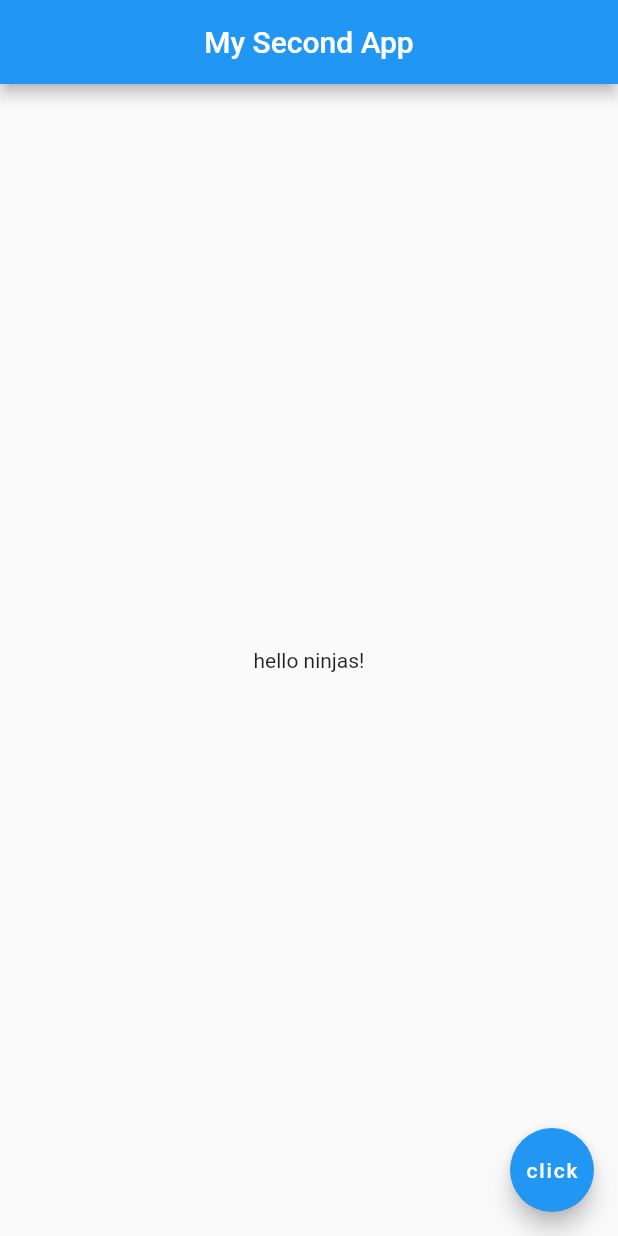
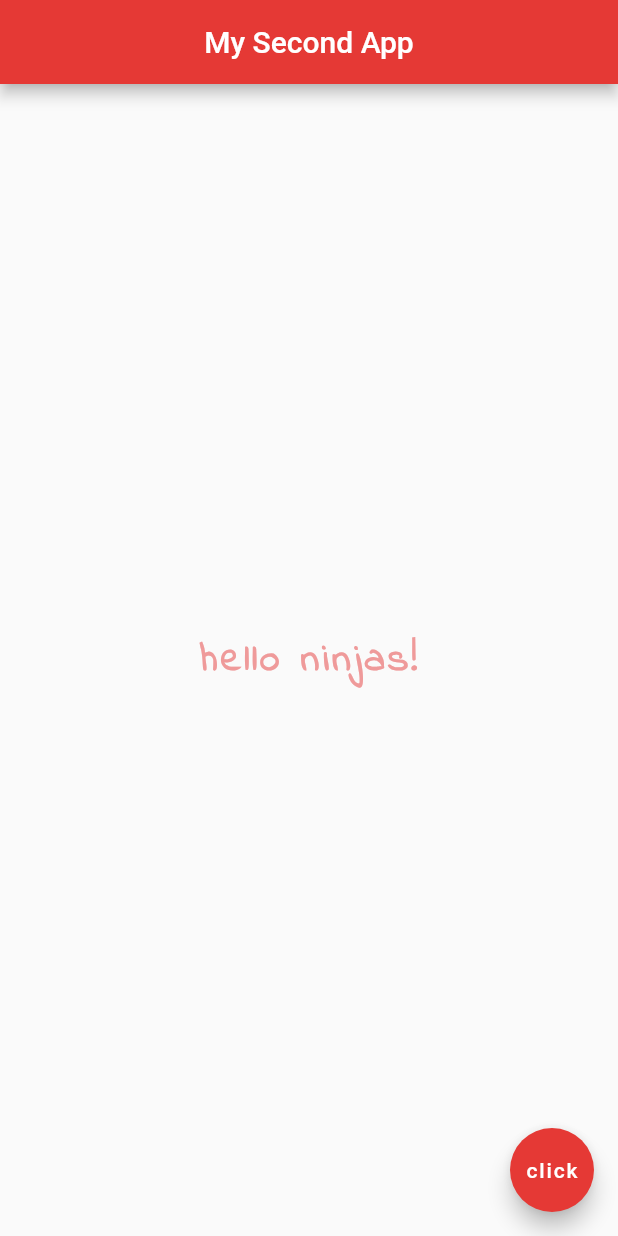
Before and after one commit to s1m3l4n3/first-flutter-app, a Flutter app: the screen it shows after launch, after a tap on "click", on a phone screen of 412 x 824 dp. Run offline on Flutter 3.47's test engine with Material 2 defaults, Android fonts, the phone set to English and light mode, and no system bars.

Commit message:
Added custom font

```diff
--- a/lib/main.dart
+++ b/lib/main.dart
@@ -6,18 +6,40 @@ void main() {
       appBar: AppBar(
         title: const Text('My Second App'),
         centerTitle: true,
+        backgroundColor: Colors.red[600],
       ),
-      body: const Center(
-        child: Text('hello ninjas!')
+      body: Center(
+        child: Text(
+          'hello ninjas!',
+          style: TextStyle(
+            fontFamily: 'IndieFlower',
+            fontWeight: FontWeight.bold,
+            fontSize: 20.0,
+            letterSpacing: 2.0,
+            color: Colors.red[200]
+          ),
+        ),
       ),
       floatingActionButton: FloatingActionButton(
         onPressed: () {},
+        backgroundColor: Colors.red[600],
         child: const Text('click'),
       ),
     )
   ));
 }
 
-// main method
-// runApp is the parent Widget that will run the app
-// MaterialApp and Scaffold for the material look & feel
+//  1. main method.
+//  2. runApp is the parent Widget that will run the app.
+
+/*
+ *  3. MaterialApp and Scaffold for the material look & feel.
+ *  https://api.flutter.dev/flutter/material/Scaffold-class.html
+ */
+
+/*
+ *  4. have a look at material design colours.
+ *  https://material.io/resources/color/#!/?view.left=0&view.right=0
+ */
+
+// 5. pubspec.yaml is the main dependencies file
--- a/pubspec.yaml
+++ b/pubspec.yaml
@@ -87,3 +87,7 @@ flutter:
   #
   # For details regarding fonts from package dependencies,
   # see https://flutter.dev/custom-fonts/#from-packages
+  fonts:
+    - family: IndieFlower
+      fonts:
+        - asset: fonts/IndieFlower.ttf
```
Also changed, not shown: fonts/IndieFlower.ttf (added).
